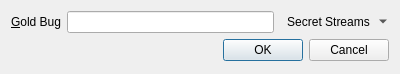
The window that branches/trunk/GoldBug-UI/spot-on-goldbug.ui (textbrowser/spot-on) describes before a commit, drawn with Qt 5.
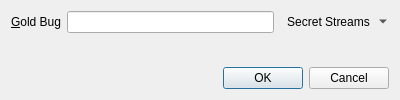
The same window after the commit. Icons and pictures are not drawn.

```diff
--- a/branches/trunk/GoldBug-UI/spot-on-goldbug.ui
+++ b/branches/trunk/GoldBug-UI/spot-on-goldbug.ui
@@ -7,7 +7,7 @@
     <x>0</x>
     <y>0</y>
     <width>400</width>
-    <height>74</height>
+    <height>100</height>
    </rect>
   </property>
   <property name="windowTitle">
@@ -59,6 +59,19 @@
      </item>
     </layout>
    </item>
+   <item>
+    <spacer name="verticalSpacer">
+     <property name="orientation">
+      <enum>Qt::Vertical</enum>
+     </property>
+     <property name="sizeHint" stdset="0">
+      <size>
+       <width>20</width>
+       <height>40</height>
+      </size>
+     </property>
+    </spacer>
+   </item>
    <item>
     <widget class="QDialogButtonBox" name="buttonBox">
      <property name="orientation">
```
